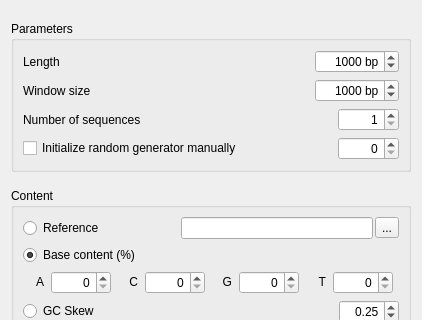
Above: src/plugins/dna_export/src/DNASequenceGeneratorDialog.ui from violethaze74/ugene before the change; both pictures show x 0 to 422 and y 0 to 320 of the 422 by 528 pixel window. Below: the same form after it.
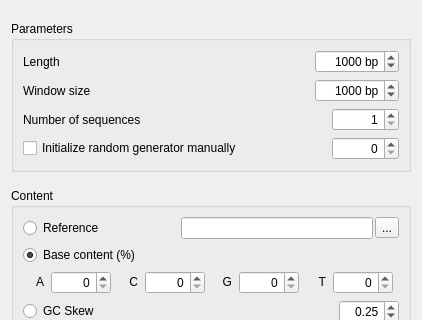
That is the form after the change.

Diff of the .ui file:
```diff
--- a/src/plugins/dna_export/src/DNASequenceGeneratorDialog.ui
+++ b/src/plugins/dna_export/src/DNASequenceGeneratorDialog.ui
@@ -105,7 +105,7 @@
            <number>1</number>
           </property>
           <property name="maximum">
-           <number>10000</number>
+           <number>1000000</number>
           </property>
          </widget>
         </item>
```
